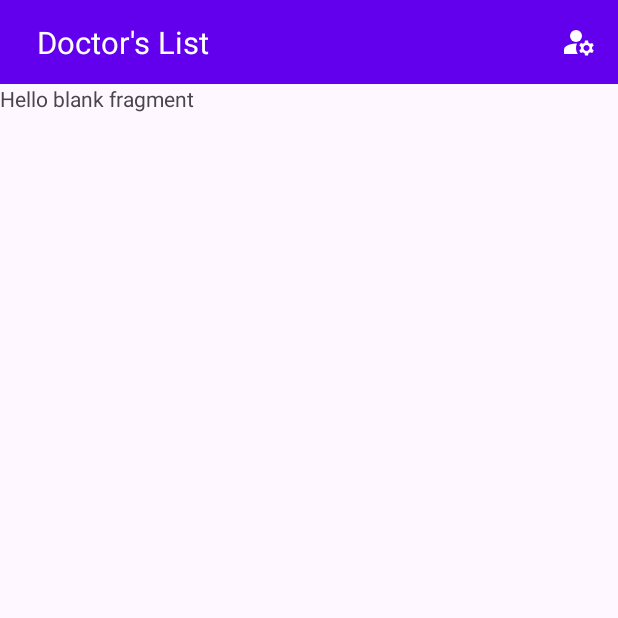
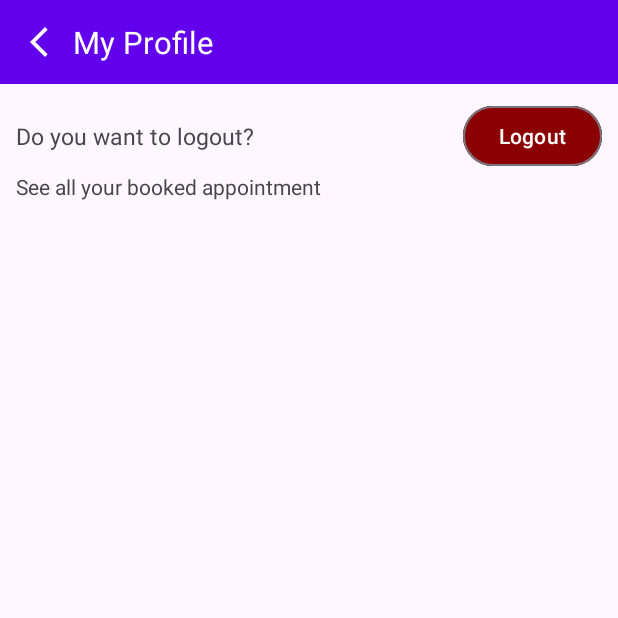
Before and after one commit to SudiptaAChy/doctor-appoinment-android, an Android app: the screen it shows after launch once a user with an empty profile is signed in (DashboardActivity), after a tap on "profile icon", on a phone screen of 412 x 824 dp, the top half of it. Run offline under Robolectric (Android 15) with nearby library versions, the phone set to English and light mode, and no system bars; our stand-ins replace Firebase (no records; nobody signed in at launch, a user with empty details on screens opened directly), sdp/ssp sizes.

Commit message:
added profile screen

```diff
--- a/app/src/main/java/com/example/doctorsappointment/dashBoard/DashboardActivity.kt
+++ b/app/src/main/java/com/example/doctorsappointment/dashBoard/DashboardActivity.kt
@@ -24,15 +24,15 @@ class DashboardActivity : AppCompatActivity() {
         navController = navHostFragment.navController
 
         binding.ivBack.setOnClickListener {
+            navController?.navigateUp()
+        }
+
+        binding.ivProfileIcon.setOnClickListener {
             if (navController?.currentDestination?.id == R.id.doctorsListFragment) {
                 navController?.navigate(R.id.action_doctorsListFragment_to_profileFragment)
             } else if (navController?.currentDestination?.id == R.id.appointmentListFragment) {
                 navController?.navigate(R.id.action_appointmentListFragment_to_profileFragment)
             }
-        }
-
-        binding.ivProfileIcon.setOnClickListener {
-            navController?.navigate(R.id.profileFragment)
         }
     }
 
@@ -42,6 +42,14 @@ class DashboardActivity : AppCompatActivity() {
 
     fun hideBackButton() {
         binding.ivBack.visibility = View.GONE
+    }
+
+    fun hideProfileIcon() {
+        binding.ivProfileIcon.visibility = View.GONE
+    }
+
+    fun showProfileIcon() {
+        binding.ivProfileIcon.visibility = View.VISIBLE
     }
 
     fun showBackButton() {
--- a/app/src/main/java/com/example/doctorsappointment/dashBoard/appointmentList/AppointmentListFragment.kt
+++ b/app/src/main/java/com/example/doctorsappointment/dashBoard/appointmentList/AppointmentListFragment.kt
@@ -61,7 +61,7 @@ class AppointmentListFragment : Fragment() {
                         appointments.toMutableList()
                     ) { position ->
                         appointments[position].id?.let { id ->
-                            viewModel.bookAppointment(id) {
+                            viewModel.bookAppointment(id, arguments?.getString("uid")) {
                                 val newData = AppointmentItemModel(
                                     id = appointments[position].id,
                                     totalSlot = appointments[position].totalSlot,
@@ -109,6 +109,7 @@ class AppointmentListFragment : Fragment() {
 
         (requireActivity() as DashboardActivity).setAppBarTitle("Appointment Schedule")
         (requireActivity() as DashboardActivity).showBackButton()
+        (requireActivity() as DashboardActivity).showProfileIcon()
 
         viewModel.getScheduleOfDoctor(arguments?.getString("uid") ?: "")
     }
--- a/app/src/main/java/com/example/doctorsappointment/dashBoard/appointmentList/AppointmentListViewModel.kt
+++ b/app/src/main/java/com/example/doctorsappointment/dashBoard/appointmentList/AppointmentListViewModel.kt
@@ -31,12 +31,13 @@ class AppointmentListViewModel : ViewModel() {
     @RequiresApi(Build.VERSION_CODES.O)
     fun bookAppointment(
         scheduleId: String,
+        doctorId: String?,
         notifyChange: () -> Unit,
     ) {
         viewModelScope.launch {
             _bookingResponse.value = ResponseState.Loading
 
-            val exception = repository.bookAppointment(scheduleId)
+            val exception = repository.bookAppointment(scheduleId, doctorId)
             if (exception != null) {
                 _bookingResponse.value = ResponseState.Error(exception.message.toString())
             } else {
--- a/app/src/main/java/com/example/doctorsappointment/dashBoard/doctorsList/DoctorsListFragment.kt
+++ b/app/src/main/java/com/example/doctorsappointment/dashBoard/doctorsList/DoctorsListFragment.kt
@@ -82,6 +82,7 @@ class DoctorsListFragment : Fragment() {
 
         (requireActivity() as DashboardActivity).setAppBarTitle("Doctor's List")
         (requireActivity() as DashboardActivity).hideBackButton()
+        (requireActivity() as DashboardActivity).showProfileIcon()
 
         val currentDateTime = LocalDateTime.now()
         val formatter = DateTimeFormatter.ofPattern("MMM d, yyyy hh:mm a", Locale.ENGLISH)
--- /dev/null
+++ b/app/src/main/java/com/example/doctorsappointment/dashBoard/profile/BookedAppointmentAdapter.kt
@@ -0,0 +1,33 @@
+package com.example.doctorsappointment.dashBoard.profile
+
+import android.view.LayoutInflater
+import android.view.View
+import android.view.ViewGroup
+import android.widget.TextView
+import androidx.recyclerview.widget.RecyclerView
+import com.example.doctorsappointment.R
+import com.example.doctorsappointment.models.BookedAppointmentItemModel
+
+class BookedAppointmentAdapter(
+    private val appointments: List<BookedAppointmentItemModel>,
+): RecyclerView.Adapter<BookedAppointmentAdapter.AppointmentViewHolder>() {
+    class AppointmentViewHolder(itemView: View):RecyclerView.ViewHolder(itemView) {
+        val drName: TextView = itemView.findViewById(R.id.tvDoctorName)
+        val dateTime: TextView = itemView.findViewById(R.id.tvAppntDateTime)
+        val timeSlot: TextView = itemView.findViewById(R.id.tvTimeSlot)
+    }
+
+    override fun onCreateViewHolder(parent: ViewGroup, viewType: Int): AppointmentViewHolder {
+        val viewLayout = LayoutInflater.from(parent.context).inflate(R.layout.booked_appointment_item, parent, false)
+        return AppointmentViewHolder(viewLayout)
+    }
+
+    override fun getItemCount(): Int = appointments.size
+
+    override fun onBindViewHolder(holder: AppointmentViewHolder, position: Int) {
+        val appointment = appointments[position]
+        holder.drName.text = appointment.drName
+        holder.timeSlot.text = "Slot: ${appointment.timeSlot}"
+        holder.dateTime.text = "Booking date: ${appointment.date}"
+    }
+}
--- a/app/src/main/java/com/example/doctorsappointment/dashBoard/profile/ProfileFragment.kt
+++ b/app/src/main/java/com/example/doctorsappointment/dashBoard/profile/ProfileFragment.kt
@@ -1,17 +1,96 @@
 package com.example.doctorsappointment.dashBoard.profile
 
+import android.content.Intent
+import android.os.Build
 import android.os.Bundle
 import androidx.fragment.app.Fragment
 import android.view.LayoutInflater
 import android.view.View
 import android.view.ViewGroup
-import com.example.doctorsappointment.R
+import android.widget.Toast
+import androidx.annotation.RequiresApi
+import androidx.fragment.app.viewModels
+import com.example.doctorsappointment.MainActivity
+import com.example.doctorsappointment.dashBoard.DashboardActivity
+import com.example.doctorsappointment.databinding.FragmentProfileBinding
+import com.example.doctorsappointment.models.BookedAppointmentItemModel
+import com.example.doctorsappointment.utils.ResponseState
 
+@RequiresApi(Build.VERSION_CODES.O)
 class ProfileFragment : Fragment() {
+    private var _binding: FragmentProfileBinding? = null
+    private val binding get() = _binding!!
+
+    private val viewModel: ProfileViewModel by viewModels()
+
     override fun onCreateView(
         inflater: LayoutInflater, container: ViewGroup?,
         savedInstanceState: Bundle?
-    ): View? {
-        return inflater.inflate(R.layout.fragment_profile, container, false)
+    ): View {
+        _binding = FragmentProfileBinding.inflate(inflater, container, false)
+        return binding.root
+    }
+
+    override fun onViewCreated(view: View, savedInstanceState: Bundle?) {
+        super.onViewCreated(view, savedInstanceState)
+
+        initView()
+
+        listenClickListener()
+
+        listenObserver()
+    }
+
+    private fun listenObserver() {
+        viewModel.appointmentsResponse.observe(viewLifecycleOwner) {
+            when (it) {
+                is ResponseState.Error -> {
+                    hideLoader()
+                    Toast.makeText(requireContext(), it.errorMessage, Toast.LENGTH_SHORT).show()
+                }
+                ResponseState.Loading -> {
+                    showLoader()
+                }
+                is ResponseState.Success -> {
+                    hideLoader()
+                    val adapter = BookedAppointmentAdapter(it.data as List<BookedAppointmentItemModel>)
+                    binding.rvBookedAppnt.adapter = adapter
+                }
+            }
+        }
+    }
+
+    private fun listenClickListener() {
+        binding.btnLogout.setOnClickListener {
+            viewModel.logoutUser()
+            val intent = Intent(requireContext(), MainActivity::class.java)
+            intent.flags = Intent.FLAG_ACTIVITY_NEW_TASK or Intent.FLAG_ACTIVITY_CLEAR_TASK
+            startActivity(intent)
+        }
+    }
+
+    private fun initView() {
+        hideLoader()
+
+        (requireActivity() as DashboardActivity).setAppBarTitle("My Profile")
+        (requireActivity() as DashboardActivity).showBackButton()
+        (requireActivity() as DashboardActivity).hideProfileIcon()
+
+        viewModel.getAllBookedAppointments()
+    }
+
+    private fun showLoader() {
+        binding.pbLoading.visibility = View.VISIBLE
+        binding.rvBookedAppnt.visibility = View.GONE
+    }
+
+    private fun hideLoader() {
+        binding.pbLoading.visibility = View.GONE
+        binding.rvBookedAppnt.visibility = View.VISIBLE
+    }
+
+    override fun onDestroyView() {
+        super.onDestroyView()
+        _binding = null
     }
 }
--- /dev/null
+++ b/app/src/main/java/com/example/doctorsappointment/dashBoard/profile/ProfileViewModel.kt
@@ -0,0 +1,69 @@
+package com.example.doctorsappointment.dashBoard.profile
+
+import android.os.Build
+import androidx.annotation.RequiresApi
+import androidx.lifecycle.LiveData
+import androidx.lifecycle.MutableLiveData
+import androidx.lifecycle.ViewModel
+import androidx.lifecycle.viewModelScope
+import com.example.doctorsappointment.models.BookedAppointmentItemModel
+import com.example.doctorsappointment.repositories.AuthRepositories
+import com.example.doctorsappointment.repositories.DoctorRepositories
+import com.example.doctorsappointment.utils.DateTimeUtils
+import com.example.doctorsappointment.utils.ResponseState
+import kotlinx.coroutines.launch
+
+class ProfileViewModel : ViewModel() {
+    private val _appointmentsResponse = MutableLiveData<ResponseState<Any?>>()
+    val appointmentsResponse: LiveData<ResponseState<Any?>> = _appointmentsResponse
+
+    private val authRepository = AuthRepositories
+    private val doctorRepository = DoctorRepositories
+
+    fun logoutUser() {
+        authRepository.logOutUser()
+    }
+
+    @RequiresApi(Build.VERSION_CODES.O)
+    fun getAllBookedAppointments() {
+        viewModelScope.launch {
+            _appointmentsResponse.value = ResponseState.Loading
+
+            val (appointments, exception) = doctorRepository
+                .getAppointmentsOfUser(AuthRepositories.getCurrentUserId())
+
+            if (exception != null) {
+                _appointmentsResponse.value = ResponseState.Error(exception.message.toString())
+                return@launch
+            }
+
+            val (doctors, exception1) = doctorRepository.getAllDoctors()
+
+            if (exception1 != null) {
+                _appointmentsResponse.value = ResponseState.Error(exception1.message.toString())
+                return@launch
+            }
+
+            val bookedAppointments = mutableListOf<BookedAppointmentItemModel>()
+            appointments?.forEach { appointment ->
+                val relatedDoctor = doctors?.first { doctor ->
+                    doctor.uid == appointment.doctorId
+                }
+
+                val (schedule, error) = doctorRepository.getScheduleById(appointment.scheduleId ?: "")
+
+                var createdDateTime = ""
+                var timeSlot = ""
+
+                if (error == null) timeSlot = schedule?.time ?: ""
+
+                if (appointment.createdAt?.isNotEmpty() == true) createdDateTime = DateTimeUtils.convertTimestampToDateTime(appointment.createdAt)
+                bookedAppointments.add(
+                    BookedAppointmentItemModel(drName = relatedDoctor?.name ?: "", date = createdDateTime, timeSlot = timeSlot)
+                )
+            }
+
+            _appointmentsResponse.value = ResponseState.Success(data = bookedAppointments)
+        }
+    }
+}
--- a/app/src/main/java/com/example/doctorsappointment/models/AppointmentModel.kt
+++ b/app/src/main/java/com/example/doctorsappointment/models/AppointmentModel.kt
@@ -4,4 +4,5 @@ data class AppointmentModel(
     val scheduleId: String? = null,
     val userId: String? = null,
     val createdAt: String? = null,
+    val doctorId: String? = null,
 )
--- a/app/src/main/java/com/example/doctorsappointment/repositories/AuthRepositories.kt
+++ b/app/src/main/java/com/example/doctorsappointment/repositories/AuthRepositories.kt
@@ -51,7 +51,7 @@ object AuthRepositories {
         }
     }
 
-    suspend fun logOutUser() {
+    fun logOutUser() {
         auth.signOut()
     }
 }
--- a/app/src/main/java/com/example/doctorsappointment/repositories/DoctorRepositories.kt
+++ b/app/src/main/java/com/example/doctorsappointment/repositories/DoctorRepositories.kt
@@ -24,12 +24,12 @@ object DoctorRepositories {
     }
 
     @RequiresApi(Build.VERSION_CODES.O)
-    suspend fun bookAppointment(scheduleId: String): Exception? {
+    suspend fun bookAppointment(scheduleId: String, doctorId: String?): Exception? {
         return try {
             val db = Firebase.firestore
             val userId = AuthRepositories.getCurrentUserId()
             val createdAt = DateTimeUtils.getCurrentTimestamp()
-            db.collection(Constants.APPOINTMENT_TABLE).add(AppointmentModel(scheduleId, userId, createdAt)).await()
+            db.collection(Constants.APPOINTMENT_TABLE).add(AppointmentModel(scheduleId, userId, createdAt, doctorId)).await()
             null
         } catch (e: Exception) {
             e
@@ -44,6 +44,17 @@ object DoctorRepositories {
                 .get().await()
             val schedules = documents.toObjects(ScheduleModel::class.java)
             Pair(schedules, null)
+        } catch (e: Exception) {
+            Pair(null, e)
+        }
+    }
+
+    suspend fun getScheduleById(sid: String): Pair<ScheduleModel?, Exception?> {
+        return try {
+            val db = Firebase.firestore
+            val document = db.collection(Constants.SCHEDULE_TABLE).document(sid).get().await()
+            val schedule = document.toObject(ScheduleModel::class.java)
+            Pair(schedule, null)
         } catch (e: Exception) {
             Pair(null, e)
         }
@@ -64,6 +75,19 @@ object DoctorRepositories {
         }
     }
 
+    suspend fun getAppointmentsOfUser(uid: String): Pair<List<AppointmentModel>?, Exception?> {
+        return try {
+            val db = Firebase.firestore
+            val documents = db.collection(Constants.APPOINTMENT_TABLE)
+                .whereEqualTo("userId", uid)
+                .get().await()
+            val appointments = documents.toObjects(AppointmentModel::class.java)
+            Pair(appointments, null)
+        } catch (e: Exception) {
+            Pair(null, e)
+        }
+    }
+
     suspend fun postData() {
         val db = Firebase.firestore
         val ref = db.collection(Constants.SCHEDULE_TABLE).document()
--- a/app/src/main/res/layout/fragment_profile.xml
+++ b/app/src/main/res/layout/fragment_profile.xml
@@ -1,14 +1,57 @@
 <?xml version="1.0" encoding="utf-8"?>
-<FrameLayout xmlns:android="http://schemas.android.com/apk/res/android"
+<androidx.constraintlayout.widget.ConstraintLayout xmlns:android="http://schemas.android.com/apk/res/android"
     xmlns:tools="http://schemas.android.com/tools"
     android:layout_width="match_parent"
     android:layout_height="match_parent"
-    tools:context=".dashBoard.profile.ProfileFragment">
+    xmlns:app="http://schemas.android.com/apk/res-auto"
+    tools:context=".dashBoard.profile.ProfileFragment"
+    android:padding="@dimen/_8sdp">
 
-    <!-- TODO: Update blank fragment layout -->
     <TextView
+        app:layout_constraintTop_toTopOf="parent"
+        app:layout_constraintStart_toStartOf="parent"
+        app:layout_constraintBottom_toBottomOf="@+id/btnLogout"
+        android:layout_width="wrap_content"
+        android:layout_height="wrap_content"
+        android:textSize="@dimen/_12sdp"
+        android:text="@string/do_you_want_to_logout" />
+
+    <Button
+        android:id="@+id/btnLogout"
+        app:layout_constraintTop_toTopOf="parent"
+        app:layout_constraintEnd_toEndOf="parent"
+        style="?attr/materialButtonOutlinedStyle"
+        android:layout_width="wrap_content"
+        android:layout_height="wrap_content"
+        android:text="@string/logout"
+        android:backgroundTint="@color/red"
+        android:textColor="@color/white"/>
+
+    <TextView
+        android:id="@+id/tvShowBookedAppnt"
+        app:layout_constraintTop_toBottomOf="@id/btnLogout"
+        app:layout_constraintStart_toStartOf="parent"
+        android:layout_width="wrap_content"
+        android:layout_height="wrap_content"
+        android:text="@string/see_all_your_booked_appointment"/>
+
+    <androidx.recyclerview.widget.RecyclerView
+        android:id="@+id/rvBookedAppnt"
+        app:layout_constraintTop_toBottomOf="@+id/tvShowBookedAppnt"
+        app:layout_constraintStart_toStartOf="parent"
         android:layout_width="match_parent"
-        android:layout_height="match_parent"
-        android:text="@string/hello_blank_fragment" />
+        android:layout_height="wrap_content"
+        app:layoutManager="androidx.recyclerview.widget.LinearLayoutManager"
+        android:paddingBottom="@dimen/_50sdp"/>
 
-</FrameLayout>
+    <ProgressBar
+        android:visibility="gone"
+        android:id="@+id/pbLoading"
+        app:layout_constraintTop_toBottomOf="@id/tvShowBookedAppnt"
+        app:layout_constraintStart_toStartOf="parent"
+        app:layout_constraintEnd_toEndOf="parent"
+        android:layout_width="wrap_content"
+        android:layout_height="wrap_content"
+        android:layout_marginTop="@dimen/_24sdp" />
+
+</androidx.constraintlayout.widget.ConstraintLayout>
--- a/app/src/main/res/values/strings.xml
+++ b/app/src/main/res/values/strings.xml
@@ -25,4 +25,7 @@
     <string name="phone">Phone</string>
     <string name="address">Address</string>
     <string name="view_nschedule">View</string>
+    <string name="do_you_want_to_logout">Do you want to logout?</string>
+    <string name="logout">Logout</string>
+    <string name="see_all_your_booked_appointment">See all your booked appointment</string>
 </resources>
```
Also changed, not shown: app/src/main/java/com/example/doctorsappointment/models/BookedAppointmentItemModel.kt (added, +7 -0 lines), app/src/main/java/com/example/doctorsappointment/utils/DateTimeUtils.kt (+9 -0 lines), app/src/main/res/layout/booked_appointment_item.xml (added, +32 -0 lines).
